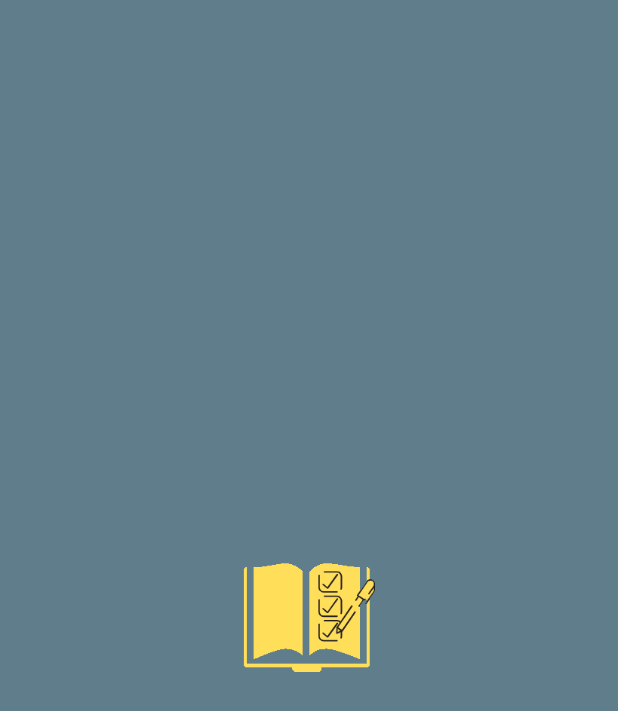
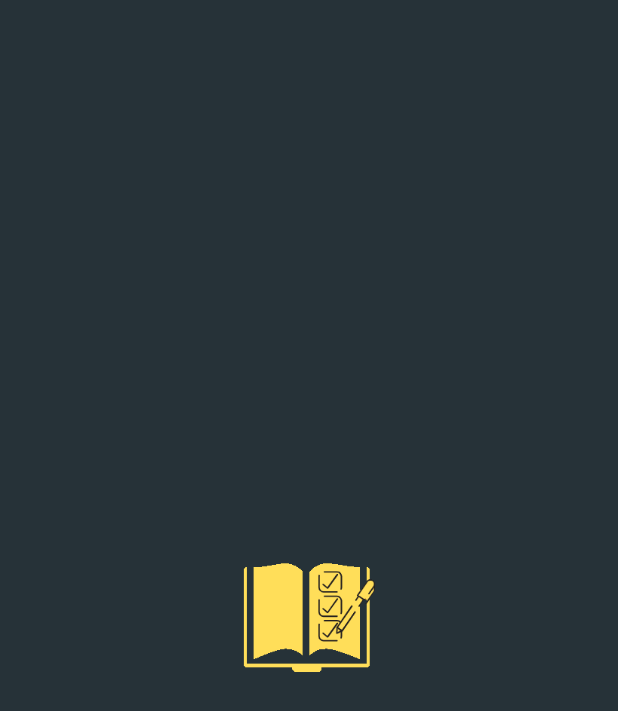
Before and after one commit to shelterClone/elderly_squire_new_proj_2023, a Flutter app: the first screen one second after launch, on a phone screen of 412 x 824 dp. Shown: the top 711 px of the screen. Run offline on Flutter 3.47's test engine with Material 2 defaults, Android fonts, the phone set to English and light mode, and no system bars; our stand-ins replace cloud_firestore, dio, file_picker, firebase_auth, firebase_core, flare_flutter and 5 more; missing offline and left inert: flutter_pdfview, flutter_tawk, image_picker_for_web; accounts and stored records are empty.

Commit message:
few changes

```diff
--- a/lib/Homepage.dart
+++ b/lib/Homepage.dart
@@ -14,11 +14,16 @@ import 'package:firebase_auth/firebase_auth.dart';
 import 'package:flutter/material.dart';
 
 class Homepage extends StatefulWidget {
+
+
+
+
   @override
   _HomepageState createState() => _HomepageState();
 }
 
 class _HomepageState extends State<Homepage> {
+
   final FirebaseAuth _auth = FirebaseAuth.instance;
   User? _user = FirebaseAuth.instance.currentUser;
 
@@ -27,6 +32,16 @@ class _HomepageState extends State<Homepage> {
 
   User? _displayemail;
   User? _displayfirstName;
+
+  void logout() async {
+    await FirebaseAuth.instance.signOut();
+    Navigator.pushAndRemoveUntil(
+      context,
+      MaterialPageRoute(builder: (context) => HomeScreen()),
+          (route) => false,
+    );
+
+  }
 
   @override
   void initState() {
@@ -234,16 +249,14 @@ class _HomepageState extends State<Homepage> {
                                         ),
                                        TextButton(
                                           child: Text('Logout'),
-                                          onPressed: () {
-                                            // Perform the logout action here.
-                                            // Clear user session or credentials.
+                                          onPressed: () async{
+                                                logout();
+                                            // Navigator.pushAndRemoveUntil(
+                                            //   context,
+                                            //   MaterialPageRoute(builder: (context) => HomeScreen()),
+                                            //       (route) => false,
+                                            // );
 
-                                            // After logging out, navigate to the HomeScreen.
-                                            Navigator.pushAndRemoveUntil(
-                                              context,
-                                              MaterialPageRoute(builder: (context) => HomeScreen()),
-                                                  (route) => false,
-                                            );
                                           },
                                         ),
                                       ],
--- a/lib/LaunchScreen.dart
+++ b/lib/LaunchScreenToHomepage.dart
@@ -1,26 +1,28 @@
-import 'package:elderly_squire_2023_remastered_v2/main.dart';
+import 'package:elderly_squire_2023_remastered_v2/HomePage.dart';
 import 'package:flutter/material.dart';
 
-class SplashScreen extends StatefulWidget {
+
+
+//-------------Splash screen to Homepage if the user is still logged in--------------------//
+
+class SplashScreenToHomepage extends StatefulWidget {
   @override
-  _SplashScreenState createState() => _SplashScreenState();
+  _SplashScreenToHomepageState createState() => _SplashScreenToHomepageState();
 }
 
-class _SplashScreenState extends State<SplashScreen> {
+class _SplashScreenToHomepageState extends State<SplashScreenToHomepage> {
   @override
   void initState() {
     super.initState();
-
     navigateToMainScreen();
   }
 
   void navigateToMainScreen() {
-
     Future.delayed(Duration(seconds: 3), () {
 
       Navigator.pushReplacement(
         context,
-        MaterialPageRoute(builder: (context) => HomeScreen()),
+        MaterialPageRoute(builder: (context) => Homepage()),
       );
     });
   }
@@ -29,7 +31,7 @@ class _SplashScreenState extends State<SplashScreen> {
   Widget build(BuildContext context) {
     return Scaffold(
       // Customize the background color or other properties as desired
-      backgroundColor: Colors.blueGrey,
+      backgroundColor: Colors.blueGrey[900],
       body: Center(
         child: Image.asset(
           'assets/images/elderly_squire_logo_classic_icon.png',
--- /dev/null
+++ b/lib/LaunchScreenToMainScreen.dart
@@ -0,0 +1,41 @@
+import 'package:elderly_squire_2023_remastered_v2/Homepage.dart';
+import 'package:elderly_squire_2023_remastered_v2/main.dart';
+import 'package:flutter/material.dart';
+
+class SplashScreenToMainScreen extends StatefulWidget {
+  @override
+  _SplashScreenToMainScreenState createState() => _SplashScreenToMainScreenState();
+}
+
+class _SplashScreenToMainScreenState extends State<SplashScreenToMainScreen> {
+  @override
+  void initState() {
+    super.initState();
+    navigateToMainScreen();
+  }
+
+  void navigateToMainScreen() {
+    Future.delayed(Duration(seconds: 3), () {
+
+      Navigator.pushReplacement(
+        context,
+        MaterialPageRoute(builder: (context) => HomeScreen()),
+      );
+    });
+  }
+
+  @override
+  Widget build(BuildContext context) {
+    return Scaffold(
+      // Customize the background color or other properties as desired
+      backgroundColor: Colors.blueGrey[900],
+      body: Center(
+        child: Image.asset(
+          'assets/images/elderly_squire_logo_classic_icon.png',
+          height:100,
+          width: 100,
+        ),
+      ),
+    );
+  }
+}
--- /dev/null
+++ b/lib/Login_Reg/authenticate.dart
@@ -0,0 +1,20 @@
+import 'package:elderly_squire_2023_remastered_v2/HomePage.dart';
+import 'package:elderly_squire_2023_remastered_v2/LaunchScreenToHomepage.dart';
+import 'package:elderly_squire_2023_remastered_v2/LaunchScreenToMainScreen.dart';
+import 'package:firebase_auth/firebase_auth.dart';
+import 'package:flutter/material.dart';
+import 'package:provider/provider.dart';
+
+class Authenticate extends StatelessWidget {
+  @override
+  Widget build(BuildContext context) {
+
+    final firebaseUser = context.watch<User?>();
+
+    if (firebaseUser != null) {
+      // return Homepage();
+      return SplashScreenToHomepage();
+    }
+    return SplashScreenToMainScreen();
+  }
+}
--- /dev/null
+++ b/lib/Login_Reg/authentication.dart
@@ -0,0 +1,9 @@
+import 'package:firebase_auth/firebase_auth.dart';
+class AuthenticationProvider{
+  final FirebaseAuth firebaseAuth;
+
+  AuthenticationProvider(this.firebaseAuth);
+
+  Stream<User?> get authState => firebaseAuth.idTokenChanges();
+
+}
--- a/lib/main.dart
+++ b/lib/main.dart
@@ -1,9 +1,14 @@
 //import 'package:elderly_squire_2023_remastered/Homepage.dart';
+import 'dart:async';
+
 import 'package:elderly_squire_2023_remastered_v2/Benefits/Benefits_P1/BenefitsMenu.dart';
-import 'package:elderly_squire_2023_remastered_v2/LaunchScreen.dart';
+import 'package:elderly_squire_2023_remastered_v2/HomePage.dart';
+import 'package:elderly_squire_2023_remastered_v2/LaunchScreenToMainScreen.dart';
 // import 'package:elderly_squire_2023_remastered_v2/Login_Reg/ID_Registration.dart';
 import 'package:elderly_squire_2023_remastered_v2/Login_Reg/Login2.dart';
 import 'package:elderly_squire_2023_remastered_v2/Login_Reg/Register.dart';
+import 'package:elderly_squire_2023_remastered_v2/Login_Reg/authenticate.dart';
+import 'package:elderly_squire_2023_remastered_v2/Login_Reg/authentication.dart';
 import 'package:elderly_squire_2023_remastered_v2/To%20Do%20List/todo_service.dart';
 import 'package:firebase_auth/firebase_auth.dart';
 import 'package:firebase_core/firebase_core.dart';
@@ -13,53 +18,58 @@ import 'package:provider/provider.dart';
 
 import 'Medicine Reminder/global_bloc.dart';
 
-
-
 Future<void> main() async {
   WidgetsFlutterBinding.ensureInitialized();
 
   await Firebase.initializeApp();
-  Provider.debugCheckInvalidValueType=null;
+  Provider.debugCheckInvalidValueType = null;
 //  final sharedPreferences = await SharedPreferences.getInstance();
 
   runApp(MyApp());
 }
 
-
 class MyApp extends StatefulWidget {
-
-
   @override
   _MyAppState createState() => _MyAppState();
 }
 
 class _MyAppState extends State<MyApp> {
-
   late GlobalBloc globalBloc;
   late TodoService toDoService;
-
+  late StreamSubscription<User?> user;
 
   get email => null;
 
   void initState() {
     globalBloc = GlobalBloc();
-    toDoService= TodoService();
-
-
-
+    toDoService = TodoService();
     super.initState();
   }
 
-
   @override
   Widget build(BuildContext context) {
-   return Provider<GlobalBloc>.value(
-   value: globalBloc,
+    // return Provider<GlobalBloc>.value(
+    // value: globalBloc,
+    //  child: MaterialApp(
+    //    debugShowCheckedModeBanner: false,
+    //
+    //    home: SplashScreen(),
+    //  ),);
+    return MultiProvider(providers: [
+      Provider<AuthenticationProvider>(
+        create: (_) => AuthenticationProvider(FirebaseAuth.instance),
+      ),
+      StreamProvider(
+        create: (context) => context.read<AuthenticationProvider>().authState,
+        initialData: null,
+      )
+    ],
     child: MaterialApp(
-      debugShowCheckedModeBanner: false,
+      home: Authenticate(),
+      // home: SplashScreen(),
 
-      home: SplashScreen(),
-    ),);
+    )
+      ,);
   }
 }
 
@@ -71,7 +81,7 @@ class HomeScreen extends StatelessWidget {
       body: SafeArea(
         child: Container(
           width: double.infinity,
-          height: MediaQuery.of(context).size.height ,
+          height: MediaQuery.of(context).size.height,
           padding: EdgeInsets.symmetric(horizontal: 30, vertical: 50),
           child: Column(
             // even space distribution
@@ -88,9 +98,7 @@ class HomeScreen extends StatelessWidget {
                         fontWeight: FontWeight.bold,
                         // fontFamily: ('OpenSans'),
                         fontSize: 30,
-
-                      ),
-
+                      ),
                     ),
                   ),
                   SizedBox(height: 10),
@@ -100,31 +108,24 @@ class HomeScreen extends StatelessWidget {
                       alignment: Alignment.centerLeft,
                       child: Text(
                         "A medicine reminder application for Senior Citizen's medicine intake.",
-                        style: TextStyle(
-                            fontSize: 15,
-                            color: Colors.grey[700]),
+                        style: TextStyle(fontSize: 15, color: Colors.grey[700]),
                       ),
                     ),
                   ),
 
                   Container(
-                    margin: EdgeInsets.only(top:20),
+                    margin: EdgeInsets.only(top: 20),
                     height: MediaQuery.of(context).size.height / 4,
                     decoration: BoxDecoration(
                         image: DecorationImage(
                             image: AssetImage(
                       "assets/images/elderly_home.png",
-
-                            )
-                        )
-                    ),
-                  ),
-
+                    ))),
+                  ),
 
                   // SizedBox(
                   //   height: 20,
                   // ),
-
 
 //                  Text("description here ",
 //                    textAlign: TextAlign.center,
@@ -145,10 +146,10 @@ class HomeScreen extends StatelessWidget {
               //   )
               // ),
 
-
               Column(
                 children: <Widget>[
-                  Container(//---------------------------------------------Login--------------------------//
+                  Container(
+                    //---------------------------------------------Login--------------------------//
                     height: 60,
                     width: 330,
                     // height: 50,
@@ -173,9 +174,12 @@ class HomeScreen extends StatelessWidget {
                               fontWeight: FontWeight.w600),
                         ),
                       ),
-                      onPressed: (){
+                      onPressed: () {
 //                        _UserLogin(myEmail.text, password.text);
-                        Navigator.push(context, MaterialPageRoute(builder: (context)=> LoginPage2()));
+                        Navigator.push(
+                            context,
+                            MaterialPageRoute(
+                                builder: (context) => LoginPage2()));
                       },
                     ),
                   ),
@@ -210,62 +214,57 @@ class HomeScreen extends StatelessWidget {
 //                   ), //---reg
 
                   Container(
-                    padding: EdgeInsets.only(left:35,bottom:20),
+                    padding: EdgeInsets.only(left: 35, bottom: 20),
                     child: Row(
                       children: [
                         Text(
                           "Don't have an account?",
-                          style: TextStyle(
-                              fontSize: 13, color: Colors.grey[700]),
+                          style:
+                              TextStyle(fontSize: 13, color: Colors.grey[700]),
                         ),
                         TextButton(
                           onPressed: () {
-                            Navigator.push(context, MaterialPageRoute(builder: (context)=> RegistrationPage()));
+                            Navigator.push(
+                                context,
+                                MaterialPageRoute(
+                                    builder: (context) => RegistrationPage()));
                           },
-                          child: Text("Sign up here",
+                          child: Text(
+                            "Sign up here",
                             style: TextStyle(
                               fontSize: 13,
-
-                            ),
-
+                            ),
                           ),
                         ),
                       ],
                     ),
                   ),
-
-
-
 
                   //----------------------------------------OR--------------------------//
 
                   Center(
-                      child: Row(
-                          children: <Widget>[
+                    child: Row(children: <Widget>[
                       Expanded(
                           child: Container(
-                                  margin: EdgeInsets.only(left:30,right:10),
+                        margin: EdgeInsets.only(left: 30, right: 10),
                         child: Divider(
                           color: Colors.black54,
                         ),
-                                )
-                            ),
-
-                            Text("or",style: TextStyle(
+                      )),
+                      Text(
+                        "or",
+                        style: TextStyle(
                           color: Colors.black54,
-
-                            ),),
-
+                        ),
+                      ),
                       Expanded(
                           child: Container(
-                                  margin: EdgeInsets.only(left:10,right:30),
+                        margin: EdgeInsets.only(left: 10, right: 30),
                         child: Divider(
                           color: Colors.black54,
                         ),
-                                )
-                            ),
-                          ]
-                      ),
+                      )),
+                    ]),
                   ),
 
                   SizedBox(height: 20),
@@ -279,62 +278,39 @@ class HomeScreen extends StatelessWidget {
                             'assets/images/google_logo.png',
                             height: 40,
                             width: 40,
-
-                          ),
-                          onTap: (){
+                          ),
+                          onTap: () {
                             // Navigator.push(context, MaterialPageRoute(builder: (context)=> TermsAndConditions()));
                             // signInWithGoogle();
-
-
-
                           },
                         ),
-
-
                       ),
                       Container(
                         padding: EdgeInsets.symmetric(horizontal: 13),
                         child: Image.asset(
                           'assets/images/fb_logo.png',
                           height: 40,
-                          width: 40,),
+                          width: 40,
+                        ),
                       ),
                     ],
                   ),
 
-
-
-
-
-
-
-
-                  Container(
-                    margin: EdgeInsets.only(top:35),
+                  Container(
+                    margin: EdgeInsets.only(top: 35),
                     child: TextButton(
                       child: Text('Privacy Policy',
                           style: TextStyle(
                             fontStyle: FontStyle.normal,
-
-                          )),
-                      onPressed: (){
+                          )),
+                      onPressed: () {
                         // Navigator.push(context, MaterialPageRoute(builder: (context)=> TermsAndConditions()));
                         PrivacyPolicyDialog(context);
-
-
-
                       },
                     ),
                   ),
-
-
-
-
                 ],
               )
-
-
-
             ],
           ),
         ),
@@ -342,7 +318,6 @@ class HomeScreen extends StatelessWidget {
     );
   }
 }
-
 
 // void signInWithGoogle() async {
 //   final GoogleSignInAccount? googleSignInAccount = await GoogleSignIn().signIn();
@@ -361,8 +336,6 @@ class HomeScreen extends StatelessWidget {
 //   print('User signed in: ${user!.displayName}');
 // }
 
-
-
 void PrivacyPolicyDialog(BuildContext context) {
   showDialog(
     context: context,
@@ -434,7 +407,6 @@ void PrivacyPolicyDialog(BuildContext context) {
                                 fontWeight: FontWeight.bold),
                           )),
                     ),
-
                     Container(
                         margin: EdgeInsets.only(
                             left: 10, top: 10, bottom: 20, right: 10),
@@ -507,7 +479,6 @@ void PrivacyPolicyDialog(BuildContext context) {
                             fontStyle: FontStyle.italic,
                           ),
                         )),
-
                     Container(
                         margin: EdgeInsets.only(
                             left: 10, top: 10, bottom: 20, right: 10),
@@ -1307,7 +1278,6 @@ void PrivacyPolicyDialog(BuildContext context) {
                               fontFamily: ('OpenSans'),
                               fontWeight: FontWeight.normal),
                         )),
-
                     Center(
                       child: Container(
                           margin: EdgeInsets.only(left: 10, top: 10, right: 10),
@@ -1640,7 +1610,6 @@ void PrivacyPolicyDialog(BuildContext context) {
                               fontFamily: ('OpenSans'),
                               fontWeight: FontWeight.normal),
                         )),
-
                     Center(
                       child: Container(
                           margin: EdgeInsets.only(left: 10, top: 10, right: 10),
@@ -1818,7 +1787,6 @@ void PrivacyPolicyDialog(BuildContext context) {
                               fontFamily: ('OpenSans'),
                               fontWeight: FontWeight.normal),
                         )),
-
                     Container(
                         margin: EdgeInsets.only(
                             left: 10, top: 10, bottom: 20, right: 10),
@@ -2244,8 +2212,7 @@ void PrivacyPolicyDialog(BuildContext context) {
                     ),
                     Center(
                       child: Container(
-                          margin:
-                          EdgeInsets.only(left: 10, top: 10, right: 10),
+                          margin: EdgeInsets.only(left: 10, top: 10, right: 10),
                           child: Text(
                             'SECURITY OF SENSITIVE PERSONAL',
                             style: TextStyle(
@@ -2388,8 +2355,7 @@ void PrivacyPolicyDialog(BuildContext context) {
                     ),
                     Center(
                       child: Container(
-                          margin:
-                          EdgeInsets.only(left: 10, top: 10, right: 10),
+                          margin: EdgeInsets.only(left: 10, top: 10, right: 10),
                           child: Text(
                             'PENALTIES',
                             style: TextStyle(
@@ -2680,8 +2646,7 @@ void PrivacyPolicyDialog(BuildContext context) {
                     ),
                     Center(
                       child: Container(
-                          margin:
-                          EdgeInsets.only(left: 10, top: 10, right: 10),
+                          margin: EdgeInsets.only(left: 10, top: 10, right: 10),
                           child: Text(
                             'MISCELLANEOUS PROVISIONS',
                             style: TextStyle(
@@ -2804,7 +2769,6 @@ void PrivacyPolicyDialog(BuildContext context) {
                               fontFamily: ('OpenSans'),
                               fontWeight: FontWeight.normal),
                         )),
-
                   ],
                 ),
               ),
@@ -2818,7 +2782,8 @@ void PrivacyPolicyDialog(BuildContext context) {
                 // Navigator.push(context, MaterialPageRoute(builder: (context)=> ()));
                 Navigator.of(context).pop();
               },
-              child: Text('Close',
+              child: Text(
+                'Close',
               ),
             ),
           ),
```
Lines whose indentation alone changed are shown as unchanged.
